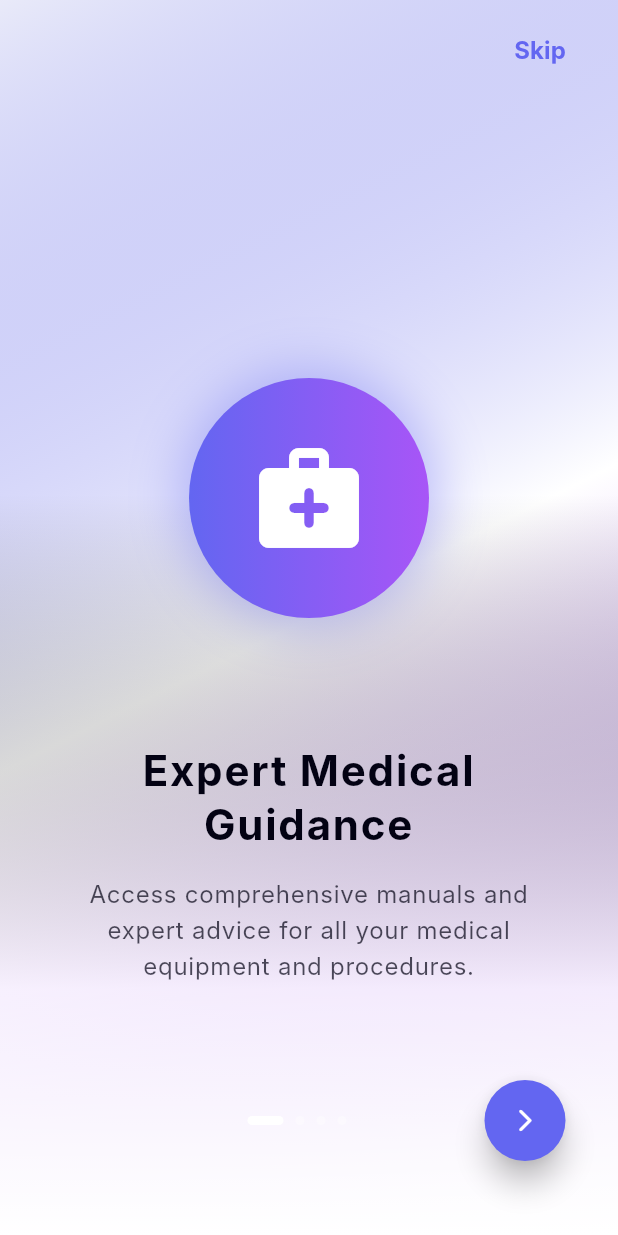
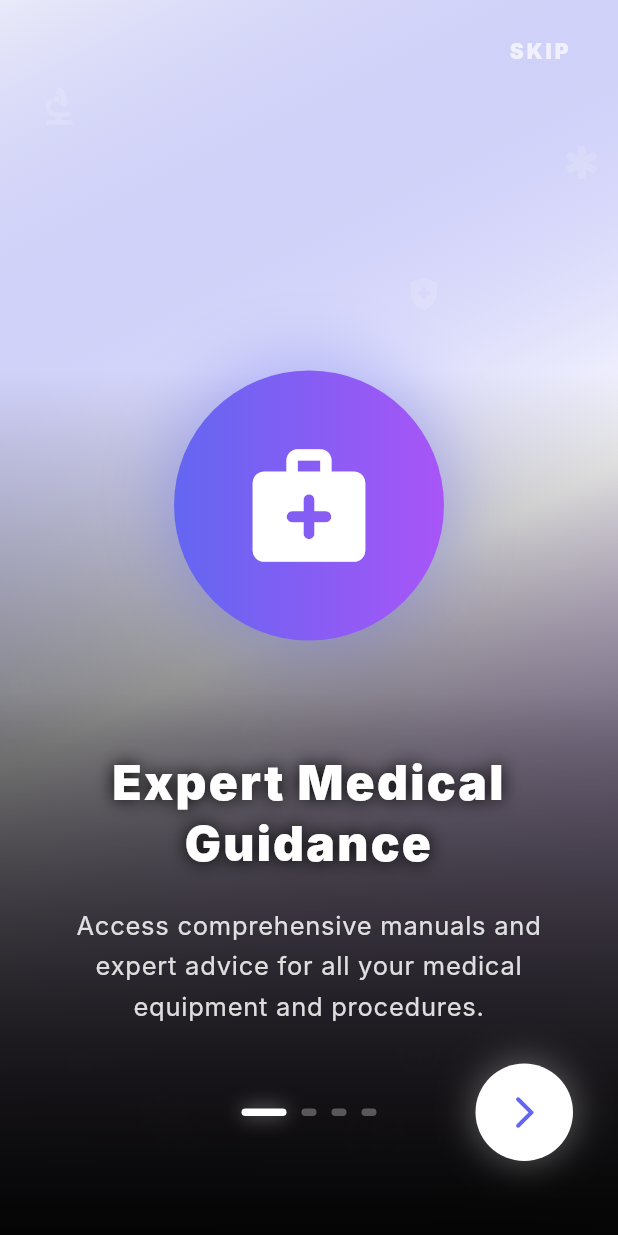
Before and after one commit to AbdoAhmedElbanaa/extrememedicaluserapp, a Flutter app: the screen it shows after launch, on a phone screen of 412 x 824 dp. Run offline on Flutter 3.47's test engine with Material 3 defaults, Android fonts, the phone set to English and light mode, and no system bars; drawn by our look-alikes of flutter_animate; our stand-ins replace cached_network_image, firebase_core, firebase_crashlytics, get, get_storage, package_info_plus; accounts and stored records are empty; Roboto replaces fonts that are missing (Inter).

Commit message:
Two Version Of Onboarding View and Controller

```diff
--- a/lib/features/onboarding/presentation/views/onboarding_view.dart
+++ b/lib/features/onboarding/presentation/views/onboarding_view.dart
@@ -1,3 +1,4 @@
+import 'dart:math' as math;
 import 'package:flutter/material.dart';
 import 'package:get/get.dart';
 import 'package:flutter_animate/flutter_animate.dart';
@@ -17,7 +18,7 @@ class OnboardingView extends GetView<OnboardingController> {
     return Scaffold(
       body: Stack(
         children: [
-          // Dynamic Background (Image or Gradient)
+          // 1. Dynamic Background & Floating Elements Layer
           PageView.builder(
             controller: controller.pageController,
             itemCount: controller.onboardingPages.length,
@@ -26,7 +27,7 @@ class OnboardingView extends GetView<OnboardingController> {
               final page = controller.onboardingPages[index];
               return Stack(
                 children: [
-                  // 1. Background Layer
+                  // Background
                   if (page.isImagePage)
                     Positioned.fill(
                       child: CachedNetworkImage(
@@ -58,65 +59,53 @@ class OnboardingView extends GetView<OnboardingController> {
                       ),
                     ),
 
-                  // 2. Professional Color Overlay (Gradient)
+                  // Floating Particles/Icons Layer
+                  const Positioned.fill(
+                    child: FloatingIconsOverlay(),
+                  ),
+
+                  // Professional Gradient Overlay
                   Positioned.fill(
                     child: Container(
                       decoration: BoxDecoration(
                         gradient: LinearGradient(
                           begin: Alignment.topCenter,
                           end: Alignment.bottomCenter,
-                          stops: const [0.0, 0.4, 0.8, 1.0],
+                          stops: const [0.0, 0.3, 0.6, 1.0],
                           colors: [
-                            if (page.isImagePage) ...[
-                              Colors.black.withValues(alpha: 0.3),
+                            Colors.black.withValues(alpha: page.isImagePage ? 0.4 : 0.0),
                             Colors.transparent,
-                              Colors.black.withValues(alpha: 0.7),
+                            Colors.black.withValues(alpha: 0.5),
                             Colors.black.withValues(alpha: 0.9),
-                            ] else ...[
-                              Colors.transparent,
-                              Colors.transparent,
-                              (isDark ? AppColors.backgroundDark : Colors.white).withValues(alpha: 0.6),
-                              (isDark ? AppColors.backgroundDark : Colors.white),
-                            ],
                           ],
                         ),
                       ),
                     ),
                   ),
 
-                  // 3. Content Layer
-                  Padding(
-                    padding: const EdgeInsets.symmetric(horizontal: 40.0),
+                  // Non-Image Page Centered Icon
+                  if (!page.isImagePage)
+                    Center(
                       child: Column(
-                      mainAxisAlignment: MainAxisAlignment.center,
+                        mainAxisSize: MainAxisSize.min,
                         children: [
-                        const Spacer(flex: 3),
-
-                        // Icon for non-image pages
-                        if (!page.isImagePage)
                           Container(
-                            width: 160,
-                            height: 160,
+                            width: 180,
+                            height: 180,
                             decoration: BoxDecoration(
                               shape: BoxShape.circle,
                               gradient: LinearGradient(colors: page.gradientColors),
                               boxShadow: [
                                 BoxShadow(
                                   color: page.gradientColors[0].withValues(alpha: 0.4),
-                                  blurRadius: 30,
+                                  blurRadius: 40,
                                   spreadRadius: 5,
                                 ),
                               ],
                             ),
-                            child: Icon(page.icon, size: 80, color: Colors.white),
-                          ).animate().scale(duration: 600.ms, curve: Curves.easeOutBack),
-
-                        const Spacer(flex: 1),
-
-                        // Title with glassmorphism container if it's an image page
-                        _buildTextContent(context, page, isDark),
-
-                        const Spacer(flex: 2),
+                            child: Icon(page.icon, size: 90, color: Colors.white),
+                          ).animate().scale(duration: const Duration(milliseconds: 800), curve: Curves.easeOutBack).shimmer(delay: const Duration(seconds: 1), duration: const Duration(seconds: 2)),
+                          const SizedBox(height: 150), // Space for bottom content
                         ],
                       ),
                     ),
@@ -125,137 +114,254 @@ class OnboardingView extends GetView<OnboardingController> {
             },
           ),
 
-          // 4. Fixed UI Elements (Skip, Indicators, Nav)
-          _buildFixedUI(context, theme),
+          // 2. Bottom Content & Fixed UI
+          Positioned(
+            bottom: 0,
+            left: 0,
+            right: 0,
+            child: Container(
+              padding: const EdgeInsets.only(top: 40, bottom: 140, left: 30, right: 30),
+              decoration: BoxDecoration(
+                gradient: LinearGradient(
+                  begin: Alignment.topCenter,
+                  end: Alignment.bottomCenter,
+                  colors: [
+                    Colors.transparent,
+                    Colors.black.withValues(alpha: 0.8),
+                  ],
+                ),
+              ),
+              child: Obx(() {
+                final page = controller.onboardingPages[controller.currentPage.value];
+                return Column(
+                  mainAxisSize: MainAxisSize.min,
+                  children: [
+                    Text(
+                      page.title,
+                      textAlign: TextAlign.center,
+                      style: theme.textTheme.headlineMedium?.copyWith(
+                        fontWeight: FontWeight.w900,
+                        color: Colors.white,
+                        letterSpacing: 1.5,
+                        fontSize: 32,
+                        shadows: [const Shadow(color: Colors.black, blurRadius: 15)],
+                      ),
+                    ).animate(key: ValueKey('title${controller.currentPage.value}'))
+                     .fadeIn(duration: const Duration(milliseconds: 600))
+                     .slideY(begin: 0.3, end: 0),
+
+                    const SizedBox(height: 20),
+
+                    Text(
+                      page.description,
+                      textAlign: TextAlign.center,
+                      style: theme.textTheme.bodyLarge?.copyWith(
+                        color: Colors.white.withValues(alpha: 0.85),
+                        height: 1.6,
+                        fontSize: 17,
+                        fontWeight: FontWeight.w400,
+                      ),
+                    ).animate(key: ValueKey('desc${controller.currentPage.value}'))
+                     .fadeIn(delay: const Duration(milliseconds: 200), duration: const Duration(milliseconds: 600))
+                     .slideY(begin: 0.3, end: 0),
+                  ],
+                );
+              }),
+            ),
+          ),
+
+          // 3. Navigation Controls
+          _buildNavigationUI(context, theme),
         ],
       ),
     );
   }
 
-  Widget _buildTextContent(BuildContext context, dynamic page, bool isDark) {
-    return Container(
-      padding: page.isImagePage ? const EdgeInsets.all(24) : EdgeInsets.zero,
-      decoration: page.isImagePage ? BoxDecoration(
-        color: Colors.white.withValues(alpha: 0.1),
-        borderRadius: BorderRadius.circular(24),
-        border: Border.all(color: Colors.white.withValues(alpha: 0.2)),
-        boxShadow: [
-          BoxShadow(
-            color: Colors.black.withValues(alpha: 0.1),
-            blurRadius: 20,
-            spreadRadius: -5,
-          ),
-        ],
-      ) : null,
-      child: Column(
-        mainAxisSize: MainAxisSize.min,
-        children: [
-          Text(
-            page.title,
-            textAlign: TextAlign.center,
-            style: Theme.of(context).textTheme.headlineMedium?.copyWith(
-              fontWeight: FontWeight.bold,
-              color: page.isImagePage ? Colors.white : Theme.of(context).colorScheme.onSurface,
-              letterSpacing: 1.2,
-              shadows: page.isImagePage ? [const Shadow(color: Colors.black45, blurRadius: 10, offset: Offset(0, 4))] : null,
-            ),
-          ).animate().fadeIn(duration: 600.ms).slideY(begin: 0.2, end: 0),
-
-          const SizedBox(height: 16),
-
-          Text(
-            page.description,
-            textAlign: TextAlign.center,
-            style: Theme.of(context).textTheme.bodyLarge?.copyWith(
-              color: page.isImagePage
-                ? Colors.white.withValues(alpha: 0.9)
-                : Theme.of(context).colorScheme.onSurface.withValues(alpha: 0.7),
-              height: 1.5,
-              fontSize: 16,
-            ),
-          ).animate().fadeIn(delay: 200.ms, duration: 600.ms).slideY(begin: 0.2, end: 0),
-        ],
-      ),
-    );
-  }
-
-  Widget _buildFixedUI(BuildContext context, ThemeData theme) {
+  Widget _buildNavigationUI(BuildContext context, ThemeData theme) {
     return Stack(
       children: [
-        // Top Skip Button
+        // Top Skip
         Positioned(
           top: MediaQuery.of(context).padding.top + 10,
           right: 20,
+          child: Obx(() => AnimatedOpacity(
+            opacity: controller.isLastPage ? 0.0 : 1.0,
+            duration: const Duration(milliseconds: 400),
+            child: IgnorePointer(
+              ignoring: controller.isLastPage,
               child: TextButton(
                 onPressed: controller.skip,
-            child: Text(
-              'Skip',
+                child: const Text(
+                  'SKIP',
                   style: TextStyle(
-                color: theme.colorScheme.primary,
-                fontWeight: FontWeight.bold,
-                fontSize: 16,
+                    color: Colors.white70,
+                    fontWeight: FontWeight.w900,
+                    letterSpacing: 2,
+                    fontSize: 14,
                   ),
                 ),
               ),
-        ).animate().fadeIn(delay: 500.ms),
+            ),
+          )),
+        ).animate().fadeIn(delay: const Duration(milliseconds: 500)),
 
-        // Bottom Navigation Area
+        // Bottom Bar Area
         Positioned(
           bottom: 50,
           left: 30,
           right: 30,
+          child: SizedBox(
+            height: 65,
+            child: Obx(() {
+              bool isLast = controller.isLastPage;
+              bool showBack = controller.currentPage.value > 0;
+              return Stack(
+                alignment: Alignment.centerRight,
+                children: [
+                  // 1. Back Button (Always stays on the left)
+                  Align(
+                    alignment: Alignment.centerLeft,
+                    child: AnimatedOpacity(
+                      opacity: showBack ? 1.0 : 0.0,
+                      duration: const Duration(milliseconds: 300),
+                      child: IconButton(
+                        onPressed: showBack ? controller.previousPage : null,
+                        icon: const Icon(Icons.keyboard_backspace_rounded, size: 30),
+                        color: Colors.white70,
+                      ),
+                    ),
+                  ),
+
+                  // 2. Indicators (Fade out when last page)
+                  Align(
+                    alignment: Alignment.center,
+                    child: AnimatedOpacity(
+                      opacity: isLast ? 0.0 : 1.0,
+                      duration: const Duration(milliseconds: 400),
                       child: Row(
-            mainAxisAlignment: MainAxisAlignment.spaceBetween,
-            children: [
-              // Back Button
-              Obx(() => AnimatedOpacity(
-                opacity: controller.currentPage.value > 0 ? 1.0 : 0.0,
-                duration: 300.ms,
-                child: IconButton(
-                  onPressed: controller.currentPage.value > 0 ? controller.previousPage : null,
-                  icon: const Icon(Icons.arrow_back_ios_new_rounded),
-                  color: Colors.white.withValues(alpha: 0.8),
-                ),
-              )),
-
-              // Animated Indicators
-              Row(
+                        mainAxisSize: MainAxisSize.min,
                         children: List.generate(
                           controller.onboardingPages.length,
                           (index) => Obx(() {
                             bool isSelected = controller.currentPage.value == index;
                             return AnimatedContainer(
-                      duration: 300.ms,
-                      margin: const EdgeInsets.symmetric(horizontal: 4),
-                      height: 6,
-                      width: isSelected ? 24 : 6,
+                              duration: const Duration(milliseconds: 300),
+                              margin: const EdgeInsets.symmetric(horizontal: 5),
+                              height: 5,
+                              width: isSelected ? 30 : 10,
                               decoration: BoxDecoration(
                                 color: isSelected ? Colors.white : Colors.white.withValues(alpha: 0.3),
-                        borderRadius: BorderRadius.circular(3),
+                                borderRadius: BorderRadius.circular(5),
+                                boxShadow: isSelected ? [
+                                  BoxShadow(color: Colors.white.withValues(alpha: 0.5), blurRadius: 10)
+                                ] : null,
                               ),
                             );
                           }),
                         ),
                       ),
+                    ),
+                  ),
 
-              // Next Button
-              Obx(() => ElevatedButton(
+                  // 3. Action Button (Expands from right to cover center)
+                  AnimatedContainer(
+                    duration: const Duration(milliseconds: 500),
+                    curve: Curves.easeInOutCubic,
+                    width: isLast ? Get.width - 120 : 65,
+                    height: 65,
+                    decoration: BoxDecoration(
+                      borderRadius: BorderRadius.circular(isLast ? 20 : 35),
+                      boxShadow: [
+                        BoxShadow(
+                          color: (isLast ? theme.colorScheme.primary : Colors.white)
+                              .withValues(alpha: 0.3),
+                          blurRadius: 20,
+                          spreadRadius: 2,
+                        ),
+                      ],
+                    ),
+                    child: ElevatedButton(
                       onPressed: controller.nextPage,
                       style: ElevatedButton.styleFrom(
-                  backgroundColor: theme.colorScheme.primary,
-                  foregroundColor: Colors.white,
-                  shape: const CircleBorder(),
-                  padding: const EdgeInsets.all(18),
-                  elevation: 8,
+                        backgroundColor: isLast ? theme.colorScheme.primary : Colors.white,
+                        foregroundColor: isLast ? Colors.white : theme.colorScheme.primary,
+                        shape: RoundedRectangleBorder(
+                          borderRadius: BorderRadius.circular(isLast ? 20 : 35),
                         ),
-                child: Icon(
-                  controller.isLastPage ? Icons.check_rounded : Icons.arrow_forward_ios_rounded,
+                        padding: EdgeInsets.zero,
+                        elevation: 0,
                       ),
-              )),
+                      child: AnimatedSwitcher(
+                        duration: const Duration(milliseconds: 300),
+                        child: isLast
+                            ? const Text(
+                                'GET STARTED',
+                                key: ValueKey('btn_text'),
+                                style: TextStyle(
+                                  fontWeight: FontWeight.w900,
+                                  letterSpacing: 2,
+                                  fontSize: 16,
+                                ),
+                              ).animate().fadeIn(delay: const Duration(milliseconds: 200)).scale(begin: const Offset(0.8, 0.8))
+                            : const Icon(
+                                Icons.arrow_forward_ios_rounded,
+                                key: ValueKey('btn_icon'),
+                                size: 26,
+                              ),
+                      ),
+                    ),
+                  ),
                 ],
+              );
+            }),
           ),
         ),
       ],
     );
   }
 }
+
+class FloatingIconsOverlay extends StatelessWidget {
+  const FloatingIconsOverlay({super.key});
+
+  @override
+  Widget build(BuildContext context) {
+    final icons = [
+      Icons.favorite_rounded,
+      Icons.add_circle_outline_rounded,
+      Icons.health_and_safety_rounded,
+      Icons.emergency_rounded,
+      Icons.biotech_rounded,
+    ];
+
+    return Stack(
+      children: List.generate(12, (index) {
+        final random = math.Random(index);
+        final size = 20.0 + random.nextDouble() * 30.0;
+        final startX = random.nextDouble() * 400;
+        final startY = random.nextDouble() * 800;
+
+        return Positioned(
+          left: startX,
+          top: startY,
+          child: Opacity(
+            opacity: 0.15,
+            child: Icon(
+              icons[random.nextInt(icons.length)],
+              size: size,
+              color: Colors.white,
+            ),
+          )
+          .animate(onPlay: (c) => c.repeat(reverse: true))
+          .move(
+            duration: Duration(milliseconds: 4000 + random.nextInt(4000)),
+            begin: const Offset(0, 0),
+            end: Offset(random.nextDouble() * 40 - 20, random.nextDouble() * 40 - 20),
+            curve: Curves.easeInOut,
+          )
+          .rotate(duration: const Duration(seconds: 10), end: 1),
+        );
+      }),
+    );
+  }
+}
```
Lines whose indentation alone changed are shown as unchanged.
